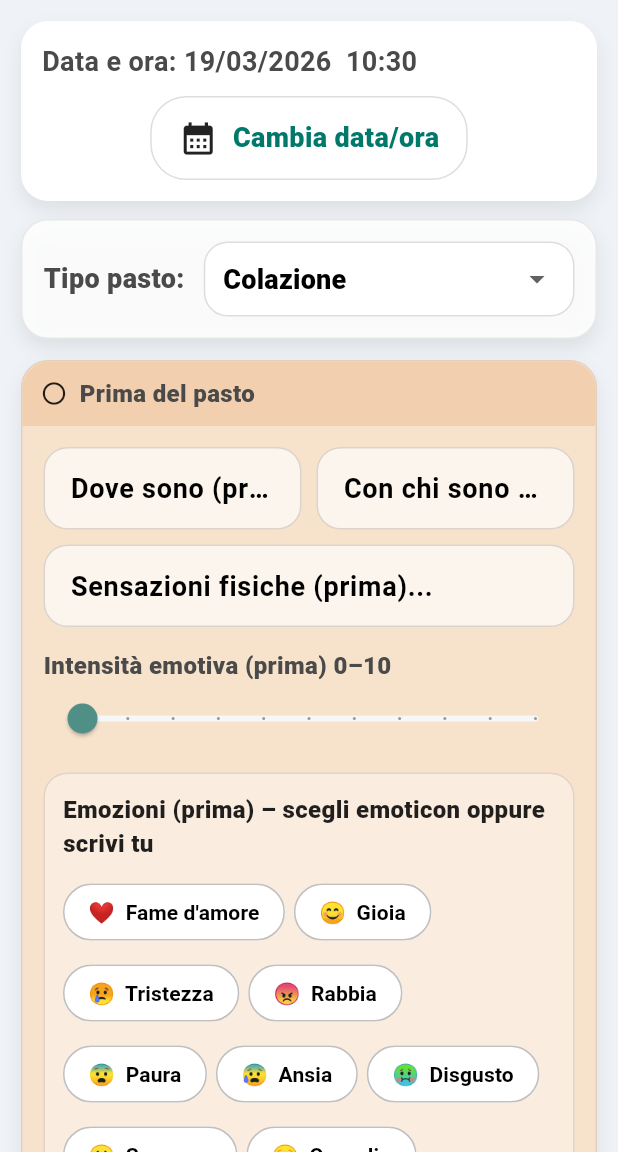
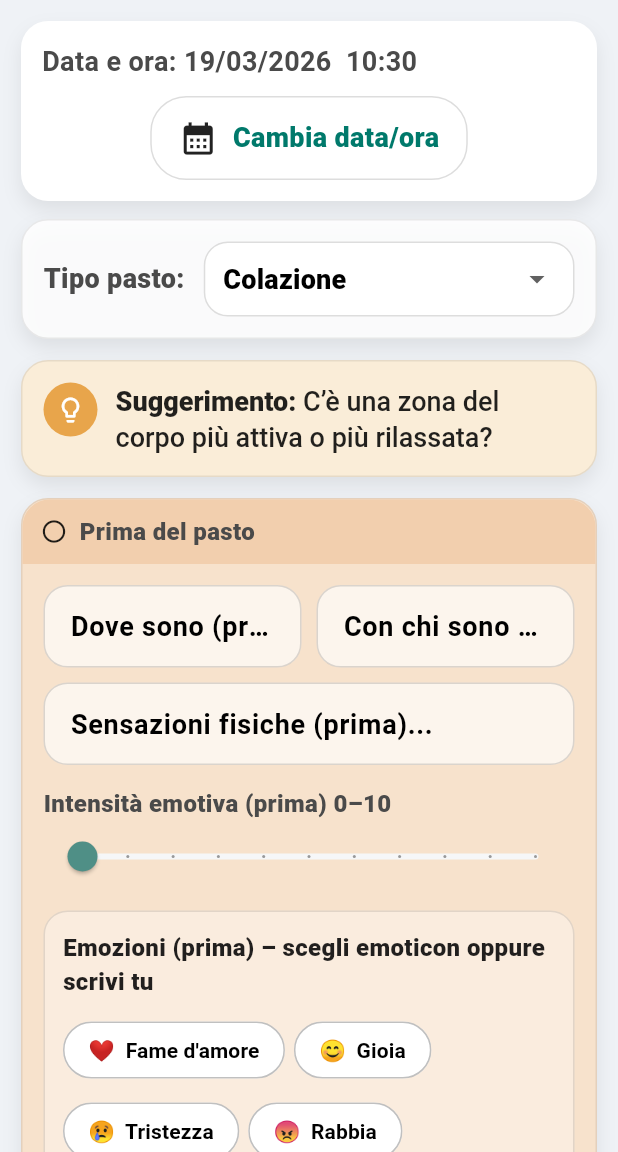
Before and after one commit to raulsosa-hue/Diario-Alimentare-, a Flutter app: the AddMealPage screen opened directly, on a phone screen of 412 x 824 dp, the part 84-1236 px from its top. Run offline on Flutter 3.47's test engine with Material 3 defaults, Android fonts, the phone set to English and light mode, and no system bars.

Commit message:
New feature: mindfulness suggestions

```diff
--- /dev/null
+++ b/lib/models/mindfulness_suggestions.dart
@@ -0,0 +1,75 @@
+import 'dart:math';
+
+enum MindfulnessMoment {
+  beforeMeal,
+  afterMeal,
+  beforeExercise,
+  afterExercise,
+}
+
+const Map<MindfulnessMoment, List<String>> kMindfulnessSuggestions = {
+  MindfulnessMoment.beforeMeal: [
+    'Fermati 10 secondi e ascoltati: cosa stai cercando davvero?',
+    'Prima di iniziare: che bisogno c\u2019è sotto questa voglia?',
+    'Un respiro. Che emozione c\u2019è adesso?',
+    'Porta l\u2019attenzione al corpo. Cosa senti ora?',
+    'Nota il respiro per qualche secondo, senza modificarlo.',
+    'C\u2019è una zona del corpo più attiva o più rilassata?',
+    'Osserva i pensieri che arrivano. Non seguirli, lasciali passare.',
+    'Rimani presente 10 secondi. Solo questo momento.',
+    'Questo pasto nutrirà solo il corpo o anche qualcos\u2019altro?',
+    'Cosa stavi cercando prima di iniziare a mangiare?',
+    'Se il cibo fosse una risposta, qual era la domanda?',
+  ],
+  MindfulnessMoment.afterMeal: [
+    'Ora fermati 10 secondi: com\u2019è il tuo corpo adesso?',
+    'Niente giudizi: nota solo cosa è cambiato dentro di te.',
+    'Se potessi dirti una frase gentile, quale sarebbe?',
+    'Questo pasto ti ha avvicinato o allontanato da come vuoi sentirti?',
+    'Porta l\u2019attenzione al respiro. Inspira lento, espira lento.',
+    'Nota il corpo senza cambiare nulla. Solo osserva.',
+    'C\u2019è tensione o rilassamento da qualche parte?',
+    'Resta qui 10 secondi. Solo presenza.',
+    'Il cibo ha calmato qualcosa o riempito qualcosa?',
+    'Ora che hai mangiato, cosa senti davvero?',
+    'Se questo momento avesse una voce, cosa direbbe?',
+    'C\u2019è un bisogno emotivo che chiede ancora spazio?',
+  ],
+  MindfulnessMoment.beforeExercise: [
+    'Prima di iniziare: che cosa vuoi ottenere davvero (energia, calma, sfogo, cura)?',
+    'Ascolta il corpo: ora di cosa ha bisogno?',
+    'Scegli un\u2019intenzione semplice: "mi muovo per prendermi cura."',
+    'Porta l\u2019attenzione al corpo. Com\u2019è ora?',
+    'Fai un respiro lento. Entra nel movimento con calma.',
+    'Nota il tuo livello di energia, senza giudicarlo.',
+    'Ascolta il corpo prima di chiedergli qualcosa.',
+    'Inizia con presenza, non con fretta.',
+    'Perché vuoi muoverti proprio adesso?',
+    'Di cosa ha bisogno davvero il tuo corpo ora?',
+    'Che intenzione vuoi portare in questo tempo?',
+  ],
+  MindfulnessMoment.afterExercise: [
+    'Fermati 10 secondi: cosa è cambiato nel corpo e nella testa?',
+    'Nota una cosa buona (anche piccola) di questi minuti.',
+    'Com\u2019è il respiro adesso?',
+    'Nota il corpo dopo il movimento. Cosa è cambiato?',
+    'C\u2019è più calore, più calma o più energia?',
+    'Rimani qui qualche secondo e ascolta.',
+    'Lascia che il corpo si assesti prima di ripartire.',
+    'Cosa senti ora che prima non c\u2019era?',
+    'Il corpo ti sta ringraziando o chiedendo qualcosa?',
+    'Questo momento ti avvicina a come vuoi stare?',
+  ],
+};
+
+final Map<MindfulnessMoment, String?> _lastShown = {};
+
+String pickSuggestion(MindfulnessMoment moment) {
+  final all = kMindfulnessSuggestions[moment]!;
+  final prev = _lastShown[moment];
+  final filtered = (prev == null || all.length == 1) ? all : all.where((s) => s != prev).toList();
+  final pool = filtered.isEmpty ? all : filtered;
+  final picked = pool[Random().nextInt(pool.length)];
+  _lastShown[moment] = picked;
+  return picked;
+}
--- a/lib/pages/add_meal_page.dart
+++ b/lib/pages/add_meal_page.dart
@@ -1,7 +1,9 @@
 import 'package:flutter/material.dart';
+import '../models/mindfulness_suggestions.dart';
 import '../styles.dart';
 import '../widgets/common_buttons.dart';
 import '../widgets/emotion_picker.dart';
+import '../widgets/mindfulness_card.dart';
 
 class AddMealPage extends StatefulWidget {
   const AddMealPage({super.key});
@@ -45,6 +47,9 @@ class _AddMealPageState extends State<AddMealPage> {
 
   bool _showTimeErrors = false;
 
+  late String _suggestionBeforeMeal;
+  late String _suggestionAfterMeal;
+
   // ====== UI COLORS ======
   static const Color _pageBg = Color(0xFFEFF2F6);
   static const Color _headerPeach = Color(0xFFF2CFAE); // PRIMA
@@ -60,6 +65,8 @@ class _AddMealPageState extends State<AddMealPage> {
     super.initState();
     final now = DateTime.now();
     _startTime = TimeOfDay(hour: now.hour, minute: now.minute);
+    _suggestionBeforeMeal = pickSuggestion(MindfulnessMoment.beforeMeal);
+    _suggestionAfterMeal = pickSuggestion(MindfulnessMoment.afterMeal);
   }
 
   @override
@@ -455,9 +462,13 @@ class _AddMealPageState extends State<AddMealPage> {
             const SizedBox(height: 12),
             _mealTypeSection(),
             const SizedBox(height: 14),
+            MindfulnessCard(suggestion: _suggestionBeforeMeal),
+            const SizedBox(height: 14),
             _beforeSection(),
             const SizedBox(height: 14),
             _mealSection(),
+            const SizedBox(height: 14),
+            MindfulnessCard(suggestion: _suggestionAfterMeal),
             const SizedBox(height: 14),
             _afterSection(),
             const SizedBox(height: 18),
--- /dev/null
+++ b/lib/widgets/mindfulness_card.dart
@@ -0,0 +1,62 @@
+import 'package:flutter/material.dart';
+import '../styles.dart';
+
+class MindfulnessCard extends StatelessWidget {
+  final String suggestion;
+
+  const MindfulnessCard({super.key, required this.suggestion});
+
+  @override
+  Widget build(BuildContext context) {
+    return Container(
+      padding: const EdgeInsets.symmetric(horizontal: 14, vertical: 14),
+      decoration: BoxDecoration(
+        color: const Color(0xFFFAEDD8),
+        borderRadius: BorderRadius.circular(DS.radiusCard),
+        boxShadow: const [DS.cardShadow],
+        border: Border.all(color: DS.borderSubtle),
+      ),
+      child: Row(
+        crossAxisAlignment: CrossAxisAlignment.start,
+        children: [
+          Container(
+            width: 36,
+            height: 36,
+            decoration: const BoxDecoration(
+              color: Color(0xFFE8A54B),
+              shape: BoxShape.circle,
+            ),
+            child: const Icon(
+              Icons.lightbulb_outline,
+              color: Colors.white,
+              size: 20,
+            ),
+          ),
+          const SizedBox(width: 12),
+          Expanded(
+            child: RichText(
+              text: TextSpan(
+                style: DS.bodyText.copyWith(
+                  color: DS.textPrimary,
+                  fontWeight: FontWeight.w500,
+                  height: 1.35,
+                ),
+                children: [
+                  TextSpan(
+                    text: 'Suggerimento: ',
+                    style: DS.bodyText.copyWith(
+                      fontWeight: FontWeight.w800,
+                      color: DS.textPrimary,
+                      height: 1.35,
+                    ),
+                  ),
+                  TextSpan(text: suggestion),
+                ],
+              ),
+            ),
+          ),
+        ],
+      ),
+    );
+  }
+}
```
Also changed, not shown: lib/pages/add_exercise_page.dart (+24 -0 lines).
